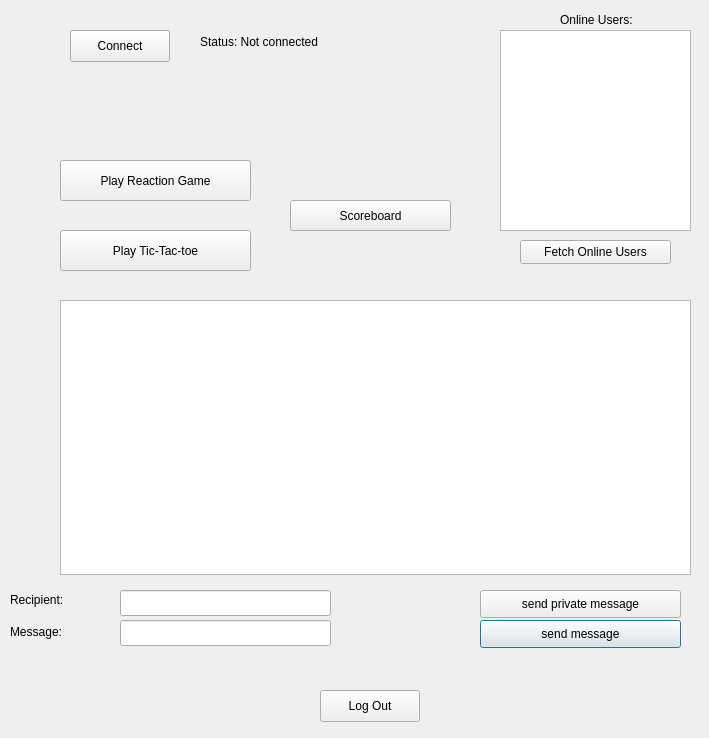
Above: ChatClient/chatbox.ui from razanelbarougy/Cs-2-lab-project before the change. Below: the same form after it.
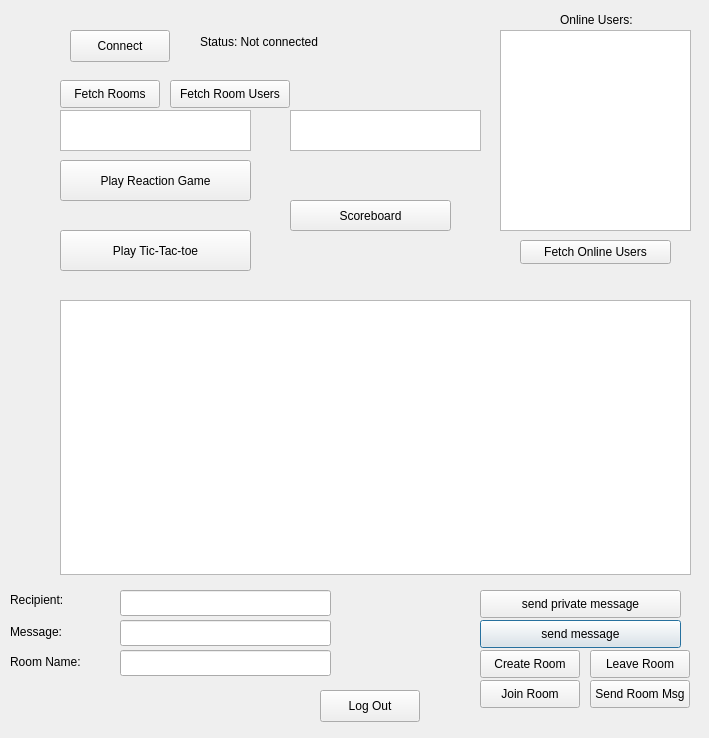
That is the form after the change.

The edit to the form file:
```diff
--- a/ChatClient/chatbox.ui
+++ b/ChatClient/chatbox.ui
@@ -209,6 +209,127 @@
     <string>Scoreboard</string>
    </property>
   </widget>
+  <widget class="QLabel" name="roomNameLabel">
+   <property name="geometry">
+    <rect>
+     <x>10</x>
+     <y>650</y>
+     <width>91</width>
+     <height>24</height>
+    </rect>
+   </property>
+   <property name="text">
+    <string>Room Name:</string>
+   </property>
+  </widget>
+  <widget class="QLineEdit" name="roomNameLineEdit">
+   <property name="geometry">
+    <rect>
+     <x>120</x>
+     <y>650</y>
+     <width>211</width>
+     <height>26</height>
+    </rect>
+   </property>
+  </widget>
+  <widget class="QPushButton" name="createRoomButton">
+   <property name="geometry">
+    <rect>
+     <x>480</x>
+     <y>650</y>
+     <width>100</width>
+     <height>28</height>
+    </rect>
+   </property>
+   <property name="text">
+    <string>Create Room</string>
+   </property>
+  </widget>
+  <widget class="QPushButton" name="joinRoomButton">
+   <property name="geometry">
+    <rect>
+     <x>480</x>
+     <y>680</y>
+     <width>100</width>
+     <height>28</height>
+    </rect>
+   </property>
+   <property name="text">
+    <string>Join Room</string>
+   </property>
+  </widget>
+  <widget class="QPushButton" name="leaveRoomButton">
+   <property name="geometry">
+    <rect>
+     <x>590</x>
+     <y>650</y>
+     <width>100</width>
+     <height>28</height>
+    </rect>
+   </property>
+   <property name="text">
+    <string>Leave Room</string>
+   </property>
+  </widget>
+  <widget class="QPushButton" name="sendRoomMessageButton">
+   <property name="geometry">
+    <rect>
+     <x>590</x>
+     <y>680</y>
+     <width>100</width>
+     <height>28</height>
+    </rect>
+   </property>
+   <property name="text">
+    <string>Send Room Msg</string>
+   </property>
+  </widget>
+  <widget class="QPushButton" name="fetchRoomsButton">
+   <property name="geometry">
+    <rect>
+     <x>60</x>
+     <y>80</y>
+     <width>100</width>
+     <height>28</height>
+    </rect>
+   </property>
+   <property name="text">
+    <string>Fetch Rooms</string>
+   </property>
+  </widget>
+  <widget class="QPushButton" name="fetchRoomUsersButton">
+   <property name="geometry">
+    <rect>
+     <x>170</x>
+     <y>80</y>
+     <width>120</width>
+     <height>28</height>
+    </rect>
+   </property>
+   <property name="text">
+    <string>Fetch Room Users</string>
+   </property>
+  </widget>
+  <widget class="QListWidget" name="roomsListWidget">
+   <property name="geometry">
+    <rect>
+     <x>60</x>
+     <y>110</y>
+     <width>191</width>
+     <height>41</height>
+    </rect>
+   </property>
+  </widget>
+  <widget class="QListWidget" name="roomUsersListWidget">
+   <property name="geometry">
+    <rect>
+     <x>290</x>
+     <y>110</y>
+     <width>191</width>
+     <height>41</height>
+    </rect>
+   </property>
+  </widget>
  </widget>
  <resources/>
  <connections/>
```
